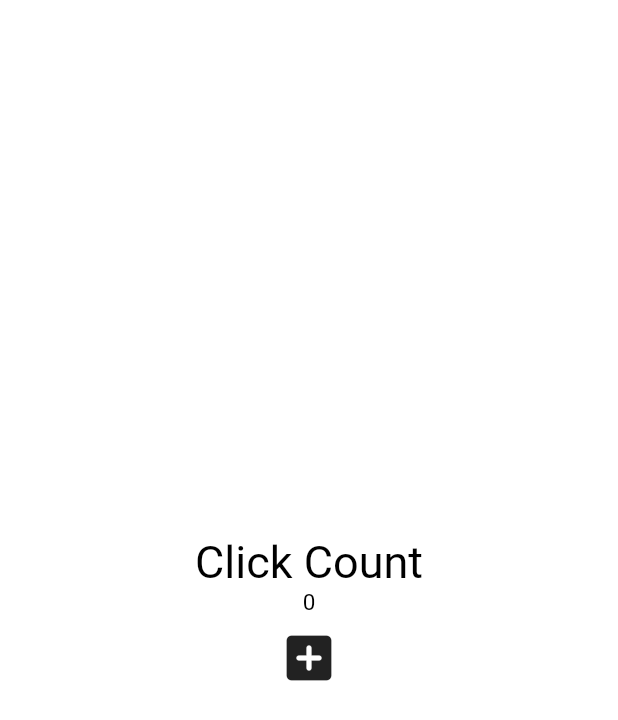
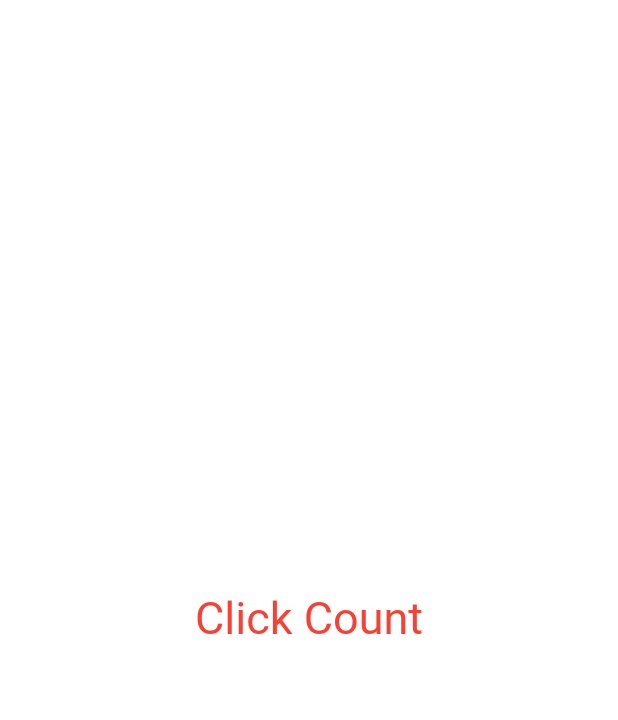
Before and after one commit to KangminNa/pomodoro, a Flutter app: the screen it shows after launch, on a phone screen of 412 x 824 dp. Shown: the top 720 px of the screen. Run offline on Flutter 3.47's test engine with Material 2 defaults, Android fonts, the phone set to English and light mode, and no system bars.

Commit message:
feat : context를 이용하여 text 색깔 변경
- 노마드 코더 Flutter 무료강의 #4.3
- BuildContext의 기본 아이디어 코드
- root부터 최하단까지 widget 동작과정에 대한 설명

```diff
--- a/lib/main.dart
+++ b/lib/main.dart
@@ -23,33 +23,20 @@ class _AppState extends State<App> {
   @override
   Widget build(BuildContext context) {
     return MaterialApp(
-      home: Scaffold(
+      theme: ThemeData(
+        textTheme: const TextTheme(
+          titleLarge: TextStyle(
+            color: Colors.red,
+          ),
+        ),
+      ),
+      home: const Scaffold(
         backgroundColor: Colors.white,
         body: Center(
           child: Column(
             mainAxisAlignment: MainAxisAlignment.center,
             children: [
-              const Text(
-                'Click Count',
-                style: TextStyle(
-                  fontSize: 30,
-                  color: Colors.black,
-                ),
-              ),
-              Text(
-                '$counter',
-                style: const TextStyle(
-                  fontSize: 15,
-                  color: Colors.black,
-                ),
-              ),
-              IconButton(
-                iconSize: 40,
-                onPressed: onClicked,
-                icon: const Icon(
-                  Icons.add_box_rounded,
-                ),
-              ),
+              MyLargeText(),
             ],
           ),
         ),
@@ -57,3 +44,20 @@ class _AppState extends State<App> {
     );
   }
 }
+
+class MyLargeText extends StatelessWidget {
+  const MyLargeText({
+    super.key,
+  });
+
+  @override
+  Widget build(BuildContext context) {
+    return Text(
+      'Click Count',
+      style: TextStyle(
+        fontSize: 30,
+        color: Theme.of(context).textTheme.titleLarge?.color,
+      ),
+    );
+  }
+}
```
